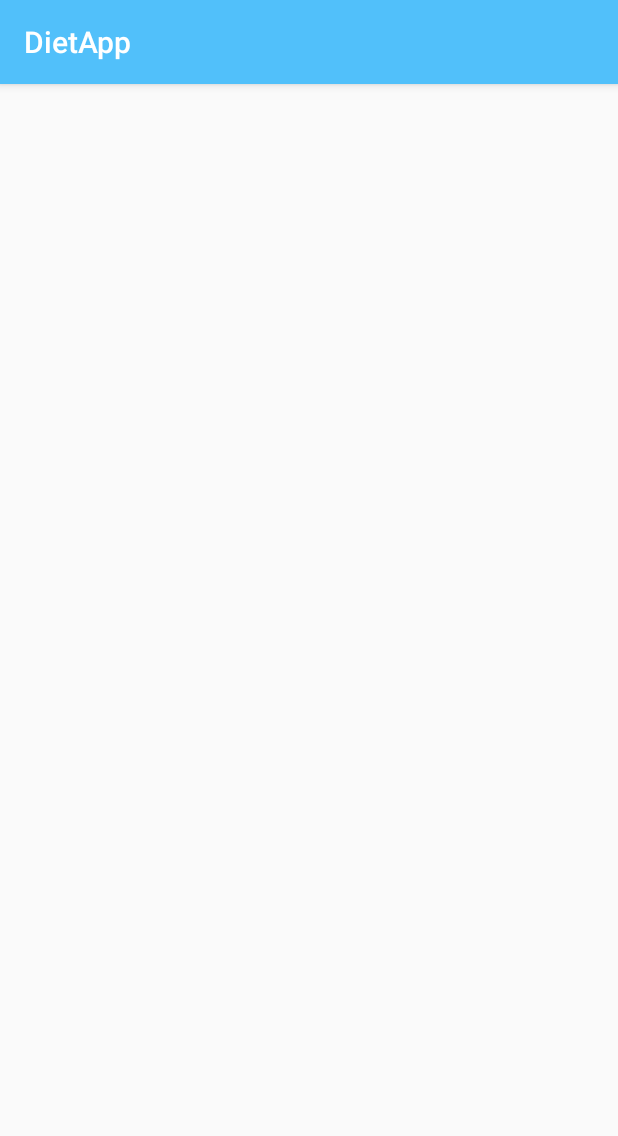
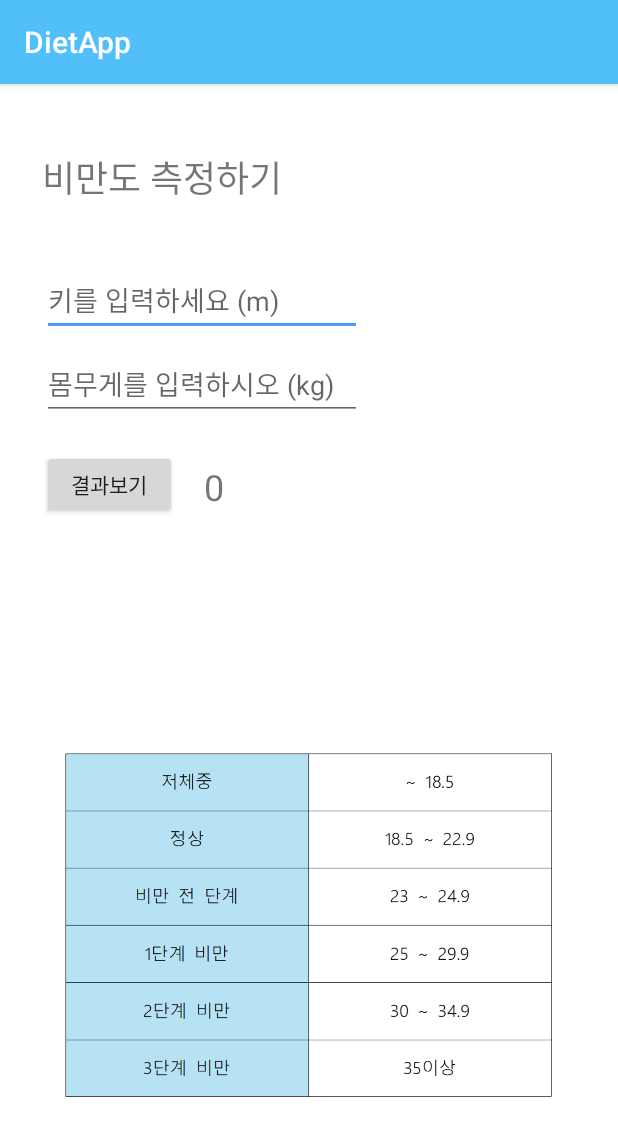
Before and after one commit to 201927055/myproject, an Android app: the Measure screen opened directly, with no data from a screen before it, on a phone screen of 412 x 824 dp. Shown: the top 1136 px of the screen. Run offline under Robolectric (Android 15) with nearby library versions, the phone set to English and light mode, and no system bars.

```diff
--- a/app/src/main/java/com/youngjoo/DietApp/Measure.java
+++ b/app/src/main/java/com/youngjoo/DietApp/Measure.java
@@ -2,13 +2,43 @@ package com.youngjoo.DietApp;
 
 import android.os.Bundle;
 import android.support.v7.app.AppCompatActivity;
+import android.view.View;
+import android.widget.Button;
+import android.widget.EditText;
+import android.widget.TextView;
 
 public class Measure extends AppCompatActivity {
+
+    TextView tt1;
+    EditText h1;
+    EditText w1;
+    Button bb1;
+    TextView c1;
 
     @Override
     protected void onCreate(Bundle savedInstanceState) {
         super.onCreate(savedInstanceState);
         setContentView(R.layout.activity_measure);
 
+        tt1 = (TextView) findViewById(R.id.t1);
+        h1 = (EditText) findViewById(R.id.height1);
+        w1 = (EditText) findViewById(R.id.weight1);
+        bb1 = (Button) findViewById(R.id.b1);
+        c1 = (TextView) findViewById(R.id.cons1);
+
+
+        bb1.setOnClickListener( new View.OnClickListener()
+                                {
+                                    public void onClick(View v)
+                                    {
+                                        String height1 =  h1.getText().toString();
+                                        String weight1 =  w1.getText().toString();
+
+                                        double cons1 = Double.parseDouble(weight1) / Double.parseDouble(height1) / Double.parseDouble(height1);
+                                        c1.setText(Double.toString(cons1));
+                                    }
+                                }
+        );
+
     }
 }
--- a/app/src/main/res/layout/activity_measure.xml
+++ b/app/src/main/res/layout/activity_measure.xml
@@ -1,6 +1,84 @@
 <?xml version="1.0" encoding="utf-8"?>
-<android.support.constraint.ConstraintLayout
-    xmlns:android="http://schemas.android.com/apk/res/android" android:layout_width="match_parent"
-    android:layout_height="match_parent">
+<android.support.constraint.ConstraintLayout xmlns:android="http://schemas.android.com/apk/res/android"
+    xmlns:app="http://schemas.android.com/apk/res-auto"
+    xmlns:tools="http://schemas.android.com/tools"
+    android:layout_width="match_parent"
+    android:layout_height="match_parent"
+    android:background="?attr/colorBackgroundFloating">
+
+    <TextView
+        android:id="@+id/t1"
+        android:layout_width="204dp"
+        android:layout_height="54dp"
+        android:layout_marginStart="28dp"
+        android:layout_marginLeft="28dp"
+        android:layout_marginTop="44dp"
+        android:text="비만도 측정하기"
+        android:textSize="24sp"
+        app:layout_constraintStart_toStartOf="parent"
+        app:layout_constraintTop_toTopOf="parent" />
+
+    <EditText
+        android:id="@+id/height1"
+        android:layout_width="wrap_content"
+        android:layout_height="wrap_content"
+        android:layout_marginStart="28dp"
+        android:layout_marginLeft="28dp"
+        android:layout_marginTop="120dp"
+        android:ems="10"
+        android:hint="키를 입력하세요 (m)"
+        android:inputType="numberDecimal"
+        app:layout_constraintStart_toStartOf="parent"
+        app:layout_constraintTop_toTopOf="parent" />
+
+    <EditText
+        android:id="@+id/weight1"
+        android:layout_width="wrap_content"
+        android:layout_height="wrap_content"
+        android:layout_marginStart="28dp"
+        android:layout_marginLeft="28dp"
+        android:layout_marginTop="176dp"
+        android:ems="10"
+        android:hint="몸무게를 입력하시오 (kg)"
+        android:inputType="number"
+        app:layout_constraintStart_toStartOf="parent"
+        app:layout_constraintTop_toTopOf="parent" />
+
+    <Button
+        android:id="@+id/b1"
+        android:layout_width="90dp"
+        android:layout_height="46dp"
+        android:layout_marginStart="28dp"
+        android:layout_marginLeft="28dp"
+        android:layout_marginTop="244dp"
+        android:text="결과보기"
+        app:layout_constraintStart_toStartOf="parent"
+        app:layout_constraintTop_toTopOf="parent" />
+
+    <TextView
+        android:id="@+id/cons1"
+        android:layout_width="106dp"
+        android:layout_height="30dp"
+        android:layout_marginStart="136dp"
+        android:layout_marginLeft="136dp"
+        android:layout_marginTop="252dp"
+        android:text="0"
+        android:textSize="24sp"
+        app:layout_constraintStart_toStartOf="parent"
+        app:layout_constraintTop_toTopOf="parent" />
+
+    <ImageView
+        android:id="@+id/imageView2"
+        android:layout_width="353dp"
+        android:layout_height="230dp"
+        android:layout_marginStart="8dp"
+        android:layout_marginLeft="8dp"
+        android:layout_marginEnd="8dp"
+        android:layout_marginRight="8dp"
+        android:layout_marginBottom="92dp"
+        app:layout_constraintBottom_toBottomOf="parent"
+        app:layout_constraintEnd_toEndOf="parent"
+        app:layout_constraintStart_toStartOf="parent"
+        app:srcCompat="@drawable/bmi" />
 
 </android.support.constraint.ConstraintLayout>
--- /dev/null
+++ b/settings.gradle
@@ -0,0 +1 @@
+include ':app'
```
Also changed, not shown: app/src/main/java/com/youngjoo/DietApp/BodyCheck.java (+68 -10 lines), app/src/main/res/layout/activity_bodycheck.xml (+4 -4 lines), build.gradle (added, +27 -0 lines), gradle.properties (added, +13 -0 lines), app/src/main/res/drawable/bmi.png (added), gradle/wrapper/gradle-wrapper.properties (added), 4 other files.
